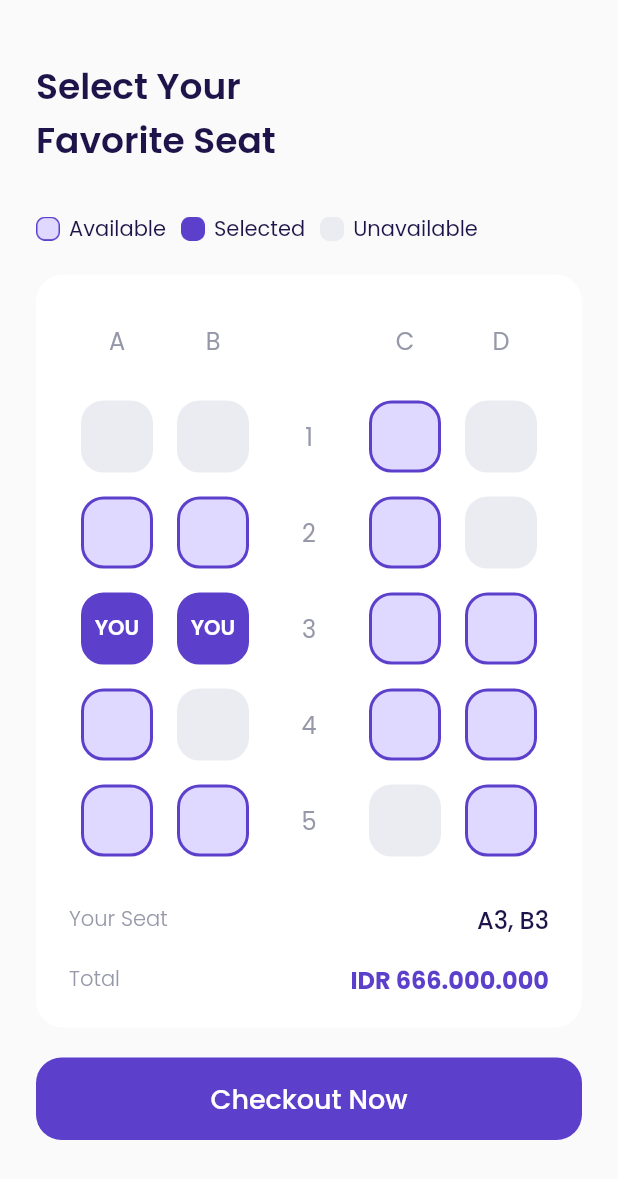
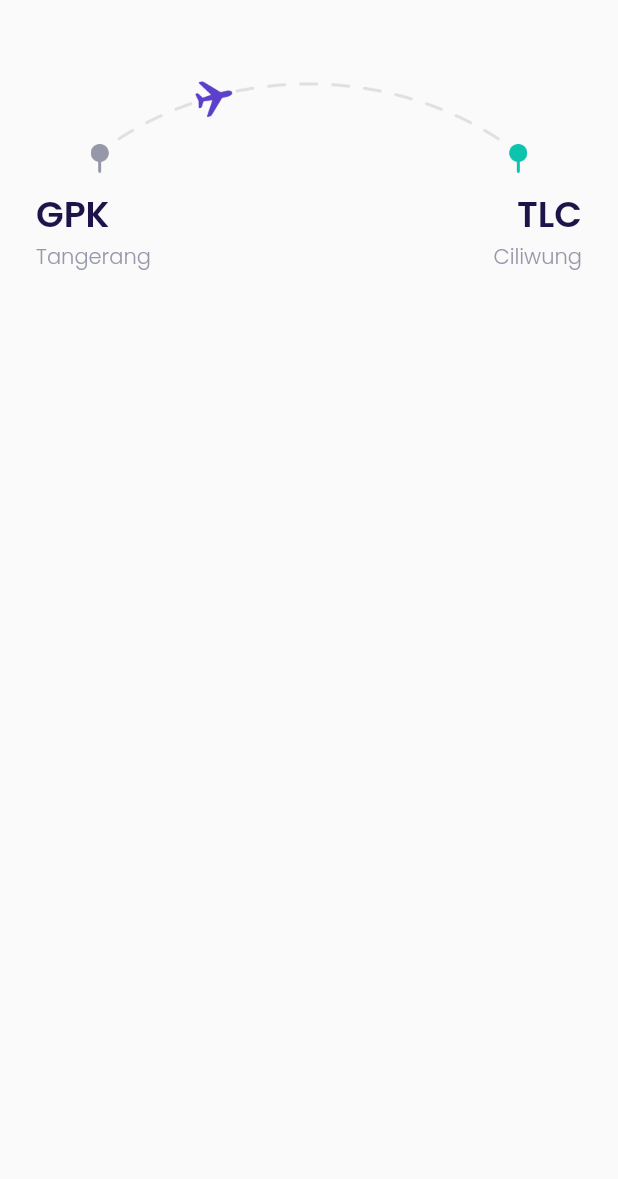
Before and after one commit to Nemuru-san/airplane_projek, a Flutter app: the chooseSeatPage screen opened directly, after a tap on "Checkout Now", on a phone screen of 412 x 824 dp. Shown: the top 1179 px of the screen. Run offline on Flutter 3.47's test engine with Material 2 defaults, Android fonts, the phone set to English and light mode, and no system bars; our stand-ins replace google_fonts.

Commit message:
checkoutpage destination tile

```diff
--- /dev/null
+++ b/lib/ui/pages/checkoutPage.dart
@@ -0,0 +1,87 @@
+import 'package:flutter/material.dart';
+import '../../shared/thame.dart';
+
+class checkoutPage extends StatelessWidget {
+  const checkoutPage({Key? key}) : super(key: key);
+
+  @override
+  Widget build(BuildContext context) {
+    Widget route() {
+      return Container(
+        margin: EdgeInsets.only(top: 50),
+        child: Column(
+          children: [
+            // rute icon
+            Container(
+              width: 291,
+              height: 65,
+              margin: EdgeInsets.only(bottom: 10),
+              decoration: BoxDecoration(
+                image: DecorationImage(
+                  image: AssetImage('assets/checkout_icon_rute.png'),
+                ),
+              ),
+            ),
+
+            Row(
+              mainAxisAlignment: MainAxisAlignment.spaceBetween,
+              children: [
+                // asal
+                Column(
+                  crossAxisAlignment: CrossAxisAlignment.start,
+                  children: [
+                    Text(
+                      'GPK',
+                      style: blackTextStyle.copyWith(
+                        fontSize: 24,
+                        fontWeight: semiBold,
+                      ),
+                    ),
+                    Text(
+                      'Tangerang',
+                      style: greyTextStyle.copyWith(
+                        fontWeight: light,
+                      ),
+                    ),
+                  ],
+                ),
+
+                // tujuan
+                Column(
+                  crossAxisAlignment: CrossAxisAlignment.end,
+                  children: [
+                    Text(
+                      'TLC',
+                      style: blackTextStyle.copyWith(
+                        fontSize: 24,
+                        fontWeight: semiBold,
+                      ),
+                    ),
+                    Text(
+                      'Ciliwung',
+                      style: greyTextStyle.copyWith(
+                        fontWeight: light,
+                      ),
+                    ),
+                  ],
+                )
+              ],
+            )
+          ],
+        ),
+      );
+    }
+
+    return Scaffold(
+      backgroundColor: kbgColor,
+      body: ListView(
+        padding: EdgeInsets.symmetric(
+          horizontal: defaultMargin,
+        ),
+        children: [
+          route(),
+        ],
+      ),
+    );
+  }
+}
--- a/lib/ui/pages/chooseSeatPage.dart
+++ b/lib/ui/pages/chooseSeatPage.dart
@@ -1,3 +1,4 @@
+import 'package:airplane_projek/ui/pages/checkoutPage.dart';
 import 'package:airplane_projek/ui/widgets/costumeButton.dart';
 import 'package:airplane_projek/ui/widgets/seatItem.dart';
 import 'package:flutter/material.dart';
@@ -395,7 +396,14 @@
     Widget checkoutButton() {
       return costumeButton(
         title: 'Checkout Now',
-        onPressed: () {},
+        onPressed: () {
+          Navigator.push(
+            context,
+            MaterialPageRoute(
+              builder: (context) => checkoutPage(),
+            ),
+          );
+        },
         margin: EdgeInsets.only(top: 20, bottom: 50),
       );
     }
```
